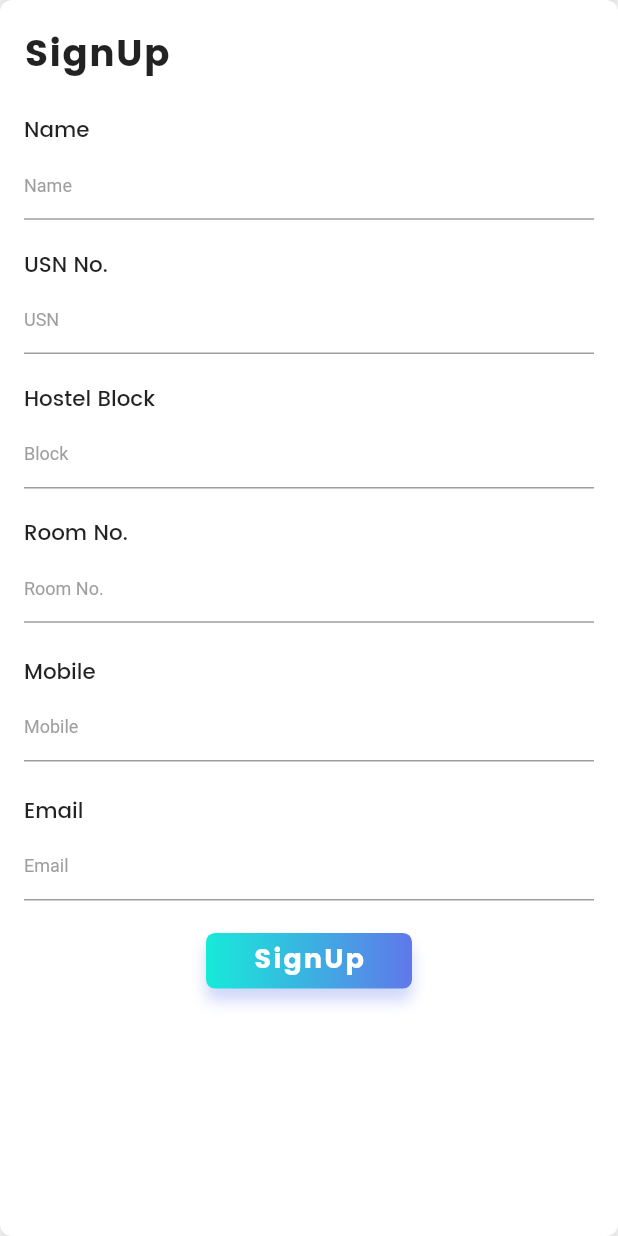
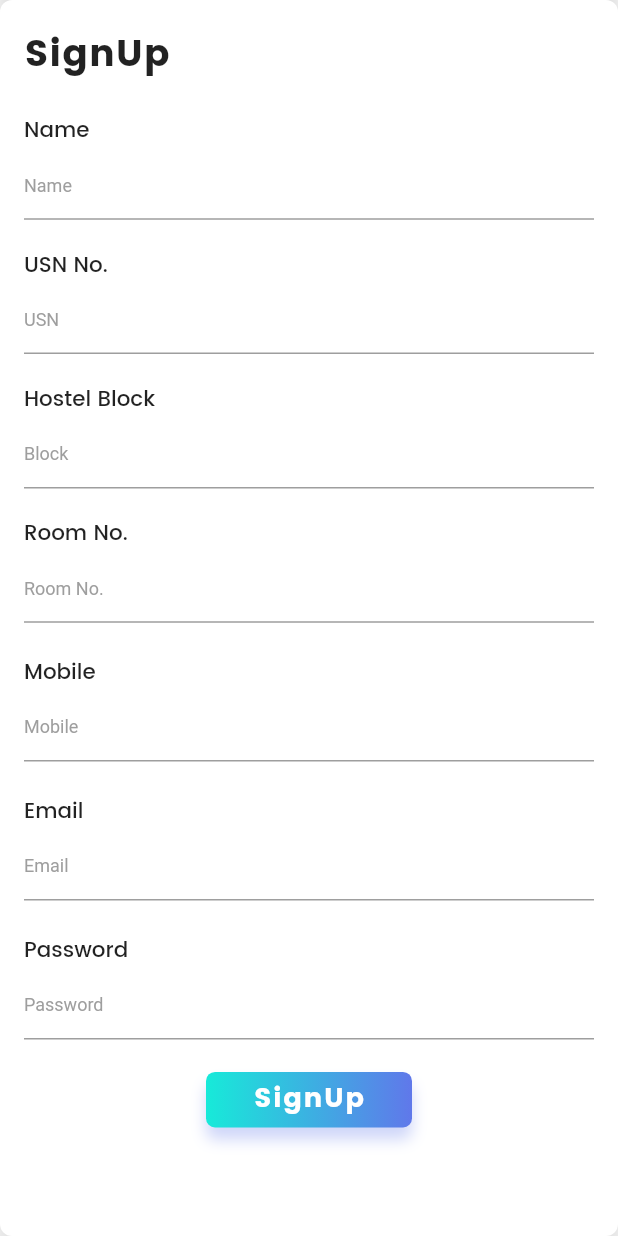
Before and after one commit to sharmajsr/SJCE_Hostel_Grievance_Redresal, a Flutter app: the SecondScreen screen opened directly, after a tap on "SignUp", on a phone screen of 412 x 824 dp. Run offline on Flutter 3.47's test engine with Material 2 defaults, Android fonts, the phone set to English and light mode, and no system bars; our stand-ins replace cloud_firestore, firebase_auth, firebase_database, firebase_storage, flutter_screenutil, image_picker and 1 more; accounts and stored records are empty; network calls fail.

```diff
--- a/lib/secondpage.dart
+++ b/lib/secondpage.dart
@@ -1,14 +1,93 @@
+import 'package:firebase_auth/firebase_auth.dart';
 import 'package:flutter/material.dart';
 import 'package:flutter_screenutil/flutter_screenutil.dart';
+import 'package:sjcehostelredressal/ui/LoginPage.dart';
+import 'package:cloud_firestore/cloud_firestore.dart';
 
 
 class SecondScreen extends StatelessWidget {
+
+  Map data;
+
+  TextEditingController emailController = TextEditingController();
+
+  TextEditingController passwordController = TextEditingController();
+
+  TextEditingController nameController = TextEditingController();
+  TextEditingController usnController = TextEditingController();
+  TextEditingController blockController = TextEditingController();
+  TextEditingController roomController = TextEditingController();
+  TextEditingController mobileController = TextEditingController();
+
+
+
   @override
   Widget build(BuildContext context) {
+
+    Future<void> signUp() async {
+      //final forState = formKey.currentState;
+
+      try {
+
+        AuthResult result = await FirebaseAuth.instance.createUserWithEmailAndPassword(
+            email: emailController.text, password: passwordController.text);
+        FirebaseUser user = result.user;
+         //Firestore.instance.collection('users').document(user.uid).setData(data);
+
+
+//                            "name": "${nameController.text}",
+//                            "usn": "${usnController.text}",
+//                            "block": "${blockController.text}",
+//                            "room": "${roomController.text}",
+//                            "mobile": "${mobileController.text}"
+
+        Firestore.instance
+            .collection(user.uid)
+
+            .add({
+          "name": "${nameController.text}",
+                            "usn": "${usnController.text}",
+                            "block": "${blockController.text}",
+                            "room": "${roomController.text}",
+                            "mobile": "${mobileController.text}",
+          "role":"student"
+        });
+
+        print(user);
+
+//        StreamBuilder<DocumentSnapshot>(
+//          stream: Firestore.instance.collection('users').document(user.uid).setData(data),
+//          builder: (BuildContext context, AsyncSnapshot<DocumentSnapshot> snapshot){
+//            if(snapshot.hasError){
+//              return Text('Error: ${snapshot.error}');
+//      }
+//            switch(snapshot.connectionState){
+//              case ConnectionState.waiting: return Text('Loading');
+//              default:
+//                return Text(snapshot.data['name']);
+//      }
+//      },
+//        )
+
+
+//        final FirebaseUser user = (await FirebaseAuth.instance
+//            .createUserWithEmailAndPassword(
+//            email: emailController.text,
+//            password: passwordController.text)).user;
+        user.sendEmailVerification();
+        Navigator.push(
+            context, MaterialPageRoute(builder: (context) => LoginPage()));
+      } catch (e) {
+        print(e.message);
+      }
+    }
     return Scaffold(
       body: new Container(
         width: double.infinity,
-        height: MediaQuery.of(context).size.height,
+        height: MediaQuery
+            .of(context)
+            .size
+            .height,
         decoration: BoxDecoration(
             color: Colors.white,
             borderRadius: BorderRadius.circular(8.0),
@@ -41,6 +120,7 @@ class SecondScreen extends StatelessWidget {
                       fontFamily: "Poppins-Medium",
                       fontSize: ScreenUtil.getInstance().setSp(26))),
               TextField(
+                controller: nameController,
                 decoration: InputDecoration(
                     hintText: "Name",
                     hintStyle: TextStyle(color: Colors.grey, fontSize: 12.0)),
@@ -49,10 +129,12 @@ class SecondScreen extends StatelessWidget {
                 height: ScreenUtil.getInstance().setHeight(30),
               ),
               Text("USN No.",
+
                   style: TextStyle(
                       fontFamily: "Poppins-Medium",
                       fontSize: ScreenUtil.getInstance().setSp(26))),
               TextField(
+                controller: usnController,
                 decoration: InputDecoration(
                     hintText: "USN",
                     hintStyle: TextStyle(color: Colors.grey, fontSize: 12.0)),
@@ -65,6 +147,7 @@ class SecondScreen extends StatelessWidget {
                       fontFamily: "Poppins-Medium",
                       fontSize: ScreenUtil.getInstance().setSp(26))),
               TextField(
+                controller: blockController,
                 decoration: InputDecoration(
                     hintText: "Block",
                     hintStyle: TextStyle(color: Colors.grey, fontSize: 12.0)),
@@ -76,6 +159,7 @@ class SecondScreen extends StatelessWidget {
                       fontFamily: "Poppins-Medium",
                       fontSize: ScreenUtil.getInstance().setSp(26))),
               TextField(
+                controller: roomController,
                 decoration: InputDecoration(
                     hintText: "Room No.",
                     hintStyle: TextStyle(color: Colors.grey, fontSize: 12.0)),
@@ -88,6 +172,7 @@ class SecondScreen extends StatelessWidget {
                       fontFamily: "Poppins-Medium",
                       fontSize: ScreenUtil.getInstance().setSp(26))),
               TextField(
+                controller: mobileController,
                 decoration: InputDecoration(
                     hintText: "Mobile",
                     hintStyle: TextStyle(color: Colors.grey, fontSize: 12.0)),
@@ -100,8 +185,25 @@ class SecondScreen extends StatelessWidget {
                       fontFamily: "Poppins-Medium",
                       fontSize: ScreenUtil.getInstance().setSp(26))),
               TextField(
+                controller: emailController,
                 decoration: InputDecoration(
                     hintText: "Email",
+                    hintStyle: TextStyle(color: Colors.grey, fontSize: 12.0)),
+              ),
+              SizedBox(
+                height: ScreenUtil.getInstance().setHeight(35),
+              ),
+
+              Text("Password",
+                  style: TextStyle(
+                      fontFamily: "Poppins-Medium",
+                      fontSize: ScreenUtil.getInstance().setSp(26))),
+              TextField(
+                obscureText: true,
+                controller: passwordController,
+                decoration: InputDecoration(
+                    hintText: "Password",
+
                     hintStyle: TextStyle(color: Colors.grey, fontSize: 12.0)),
               ),
               SizedBox(
@@ -128,7 +230,21 @@ class SecondScreen extends StatelessWidget {
                     child: Material(
                       color: Colors.transparent,
                       child: InkWell(
-                        onTap: () {},
+                        onTap: () {
+
+
+//                          data = {
+//                            "name": "${nameController.text}",
+//                            "usn": "${usnController.text}",
+//                            "block": "${blockController.text}",
+//                            "room": "${roomController.text}",
+//                            "mobile": "${mobileController.text}"
+//                            'title': 'title', 'author': 'author'
+
+//                          };
+
+
+                          signUp();},
                         child: Center(
                           child: Text("SignUp",
                               style: TextStyle(
@@ -148,4 +264,6 @@ class SecondScreen extends StatelessWidget {
       ),
     );
   }
+
+
 }
--- a/pubspec.yaml
+++ b/pubspec.yaml
@@ -20,6 +20,7 @@ dependencies:
   flutter:
     sdk: flutter
   flutter_screenutil: ^0.4.2
+  cloud_firestore: ^0.12.9+5
 
   # The following adds the Cupertino Icons font to your application.
   # Use with the CupertinoIcons class for iOS style icons.
```
Also changed, not shown: pubspec.lock, 2 other files.
